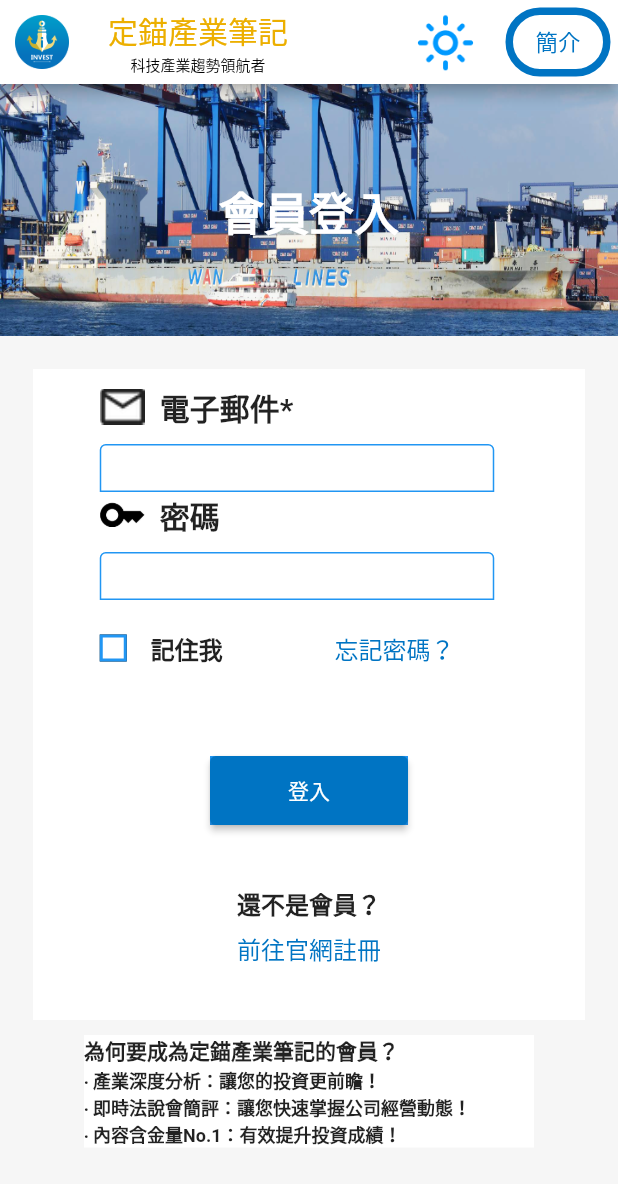
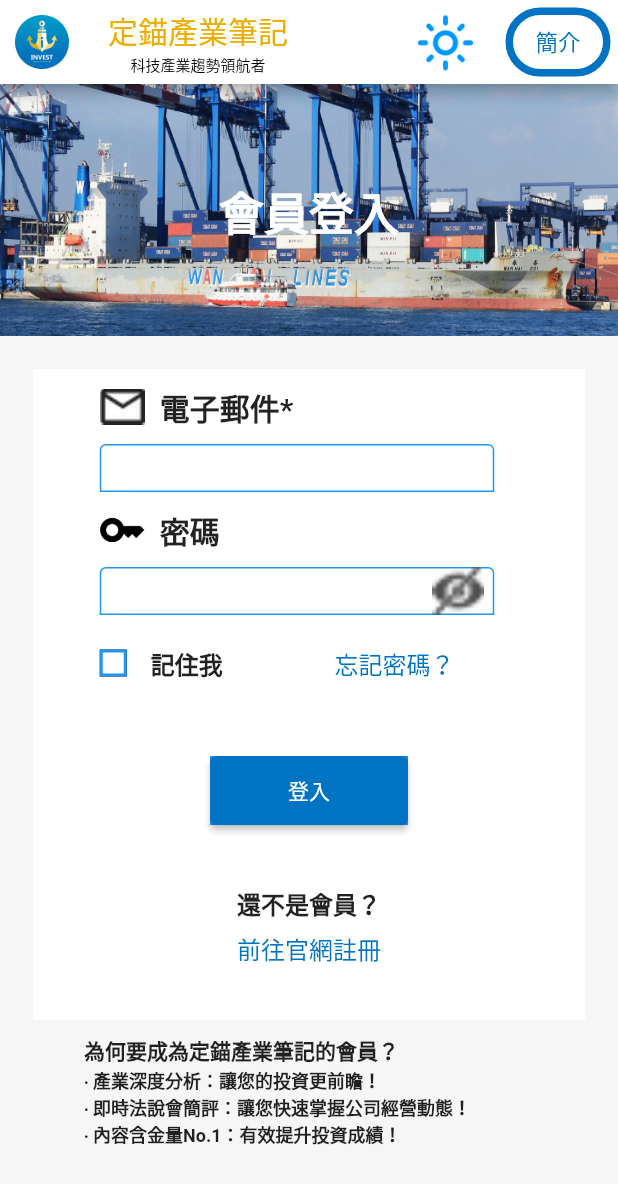
Before and after one commit to kvn2000tw/invest, a Flutter app: the screen it shows after launch, after a tap on "登入", on a phone screen of 412 x 824 dp. Shown: the top 1184 px of the screen. Run offline on Flutter 3.47's test engine with Material 2 defaults, Android fonts, the light colour scheme and no system bars; drawn by our look-alikes of overlay_support; our stand-ins replace firebase_core, firebase_messaging, shared_preferences, webview_flutter; missing offline and left inert: plain_notification_token, webview_cookie_manager; accounts and stored records are empty; network calls fail; Roboto replaces fonts that are missing (Poppins).

Commit message:
add eye icon,api

```diff
--- a/lib/components/alarm_msg.dart
+++ b/lib/components/alarm_msg.dart
@@ -30,15 +30,13 @@ class AlarmMsg extends StatelessWidget {
 
   }
 
-
     _readAll(BuildContext context) async
   {
     print('read all');
 
     await pressReturn(context);
-    final ret =  Service.getArticles();
 
-    ret.then((value)=>Service.updateArticles(value));
+    Service.process_articles();
   }
   pressReturn(BuildContext context)
   {
--- a/lib/components/login.dart
+++ b/lib/components/login.dart
@@ -16,7 +16,18 @@ import 'show_dialog_wrap.dart';
 
 class Login extends StatelessWidget {
 
+  final TextEditingController textController2 = TextEditingController(text:'');
+   String _input_passwd = '';
 
+  Login()
+  {
+    print('Login');
+    if(Data.remeber.value == true)
+    {
+      _input_passwd = Data.passwd;
+
+    }
+  }
   void serviceReturn(String ret)
   {
     print('serviceReturn');
@@ -42,18 +53,18 @@ class Login extends StatelessWidget {
 
     }
 
-    if(Data.remeber.value != false)
-    {
-      Service.setRemeberInfo(name, passwd);
-    }
-
     Data.username = name;
     Data.passwd = passwd;
 
+    if(Data.remeber.value != false)
+    {
+      Service.setRemeberInfo(Data.username, Data.passwd);
+    }
+
     final map = <String, String>{
 
-      'email': name,
-      'password': passwd,
+      'email': Data.username,
+      'password': Data.passwd,
     };
 
     final url = Uri.parse(Data.login_page);
@@ -120,6 +131,102 @@ class Login extends StatelessWidget {
 
     return ans;
   }
+  _eye_action()
+  {
+    _input_passwd = textController2.text;
+    is_open.value = !is_open.value;
+
+  }
+  final ValueNotifier<bool> is_open = ValueNotifier(false);
+  Widget _inputPasswdBuilder(BuildContext context, bool selectedButton, Widget? child){
+
+       var eye_image = Data.eye_close;
+
+       if(is_open.value)
+       {
+          eye_image = Data.eye_open;
+       }
+       final eye =
+          InkWell(
+            onTap:(){_eye_action();},
+            child:Container(
+            width: 15,
+            height: 15,
+            decoration: BoxDecoration(
+              //color: FlutterFlowTheme.of(context).secondaryBackground,
+            ),
+            child:Image.asset(
+            'assets/images/${eye_image}',
+            width: 10,
+            height: 10,
+            fit: BoxFit.contain,
+          )
+        ));
+
+
+
+    textController2.value = TextEditingValue(
+      text:_input_passwd,
+      selection:TextSelection.collapsed(offset:_input_passwd.length),
+    );
+    return
+    TextFormField(
+      controller: textController2,
+      autofocus: false,
+      obscureText: !is_open.value,
+      decoration: InputDecoration(
+      suffixIcon:eye,
+      suffixIconColor:Colors.blue,
+      hintStyle:
+      FlutterFlowTheme.of(context).bodyText2,
+      enabledBorder: OutlineInputBorder(
+      borderSide: BorderSide(
+      color: FlutterFlowTheme.of(context)
+        .customColor4,
+        width: 1,
+      ),
+      borderRadius: const BorderRadius.only(
+      topLeft: Radius.circular(4.0),
+      topRight: Radius.circular(4.0),
+    ),
+    ),
+    focusedBorder: OutlineInputBorder(
+    borderSide: BorderSide(
+    color: FlutterFlowTheme.of(context)
+      .customColor4,
+      width: 1,
+    ),
+    borderRadius: const BorderRadius.only(
+    topLeft: Radius.circular(4.0),
+    topRight: Radius.circular(4.0),
+    ),
+    ),
+    errorBorder: OutlineInputBorder(
+    borderSide: BorderSide(
+    color: FlutterFlowTheme.of(context)
+      .customColor3,
+    width: 1,
+    ),
+    borderRadius: const BorderRadius.only(
+      topLeft: Radius.circular(4.0),
+      topRight: Radius.circular(4.0),
+    ),
+    ),
+    focusedErrorBorder: OutlineInputBorder(
+      borderSide: BorderSide(
+      color: FlutterFlowTheme.of(context)
+        .customColor3,
+      width: 1,
+    ),
+    borderRadius: const BorderRadius.only(
+    topLeft: Radius.circular(4.0),
+    topRight: Radius.circular(4.0),
+    ),
+    ),
+    ),
+    style: FlutterFlowTheme.of(context).bodyText1,
+  );
+  }
 
 
   Widget _remeberSelectionBuilder(BuildContext context, bool remeber,Widget? child)
@@ -165,26 +272,24 @@ class Login extends StatelessWidget {
 
     String _input_name = '';
 
-    String _input_passwd = '';
-
     if(Data.remeber.value == true)
     {
       _input_name = Data.username;
-      _input_passwd = Data.passwd;
 
     }
     final TextEditingController textController1 = TextEditingController(text:_input_name);
-    final TextEditingController textController2 = TextEditingController(text:_input_passwd);
 
     textController1.value = TextEditingValue(
       text:_input_name,
       selection:TextSelection.collapsed(offset:_input_name.length),
     );
 
-    textController2.value = TextEditingValue(
-      text:_input_passwd,
-      selection:TextSelection.collapsed(offset:_input_passwd.length),
+
+  ValueListenableBuilder<bool> inputPasswd = ValueListenableBuilder<bool>(
+        builder: _inputPasswdBuilder,
+        valueListenable: is_open,
   );
+
 
     return
     Container(
@@ -337,13 +442,13 @@ class Login extends StatelessWidget {
                                       color: FlutterFlowTheme.of(context)
                                           .secondaryBackground,
                                     ),
-                                    child: TextFormField(
+                                    child:TextFormField(
                               controller: textController1,
                               autofocus: false,
                               obscureText: false,
                               decoration: InputDecoration(
-                                        hintStyle: FlutterFlowTheme.of(context)
-                                            .bodyText2,
+                                hintStyle:
+                                    FlutterFlowTheme.of(context).bodyText2,
                                 enabledBorder: OutlineInputBorder(
                                   borderSide: BorderSide(
                                     color: FlutterFlowTheme.of(context)
@@ -389,8 +494,7 @@ class Login extends StatelessWidget {
                                   ),
                                 ),
                               ),
-                                      style: FlutterFlowTheme.of(context)
-                                          .bodyText1,
+                              style: FlutterFlowTheme.of(context).bodyText1,
                             ),
                                   ),
                                 ),
@@ -400,6 +504,8 @@ class Login extends StatelessWidget {
                           Container(
                             width: 200,
                             height: 30,
+                            margin: EdgeInsetsDirectional.fromSTEB(
+                                      0, 10, 0, 0),
                             decoration: BoxDecoration(
                               color: FlutterFlowTheme.of(context)
                                   .secondaryBackground,
@@ -455,60 +561,8 @@ class Login extends StatelessWidget {
                               color: FlutterFlowTheme.of(context)
                                   .secondaryBackground,
                             ),
-                            child: TextFormField(
-                              controller: textController2,
-                              autofocus: false,
-                              obscureText: false,
-                              decoration: InputDecoration(
-                                hintStyle:
-                                    FlutterFlowTheme.of(context).bodyText2,
-                                enabledBorder: OutlineInputBorder(
-                                  borderSide: BorderSide(
-                                    color: FlutterFlowTheme.of(context)
-                                        .customColor4,
-                                    width: 1,
-                                  ),
-                                  borderRadius: const BorderRadius.only(
-                                    topLeft: Radius.circular(4.0),
-                                    topRight: Radius.circular(4.0),
-                                  ),
-                                ),
-                                focusedBorder: OutlineInputBorder(
-                                  borderSide: BorderSide(
-                                    color: FlutterFlowTheme.of(context)
-                                        .customColor4,
-                                    width: 1,
-                                  ),
-                                  borderRadius: const BorderRadius.only(
-                                    topLeft: Radius.circular(4.0),
-                                    topRight: Radius.circular(4.0),
-                                  ),
-                                ),
-                                errorBorder: OutlineInputBorder(
-                                  borderSide: BorderSide(
-                                    color: FlutterFlowTheme.of(context)
-                                                .customColor3,
-                                    width: 1,
-                                  ),
-                                  borderRadius: const BorderRadius.only(
-                                    topLeft: Radius.circular(4.0),
-                                    topRight: Radius.circular(4.0),
-                                  ),
-                                ),
-                                focusedErrorBorder: OutlineInputBorder(
-                                  borderSide: BorderSide(
-                                    color: FlutterFlowTheme.of(context)
-                                                .customColor3,
-                                    width: 1,
-                                  ),
-                                  borderRadius: const BorderRadius.only(
-                                    topLeft: Radius.circular(4.0),
-                                    topRight: Radius.circular(4.0),
-                                  ),
-                                ),
-                              ),
-                              style: FlutterFlowTheme.of(context).bodyText1,
-                            ),
+                            child:
+                            inputPasswd,
                           ),
                           Padding(
                             padding:
@@ -605,7 +659,7 @@ class Login extends StatelessWidget {
                       child: ElevatedButton(
                         onPressed: () {
                           print('Button pressed ...');
-                          login(context,textController1.text,textController2.text);
+                          login(context,textController1.text.trim(),textController2.text.trim());
                         },
                         child: Text('登入'),
                         style: ButtonStyle(
@@ -662,7 +716,7 @@ class Login extends StatelessWidget {
             width: 300,
             //height: 100,
             decoration: BoxDecoration(
-              color: Data.white,
+              //color: Data.white,
             ),
 
             child: Column(
--- a/lib/components/mail_box.dart
+++ b/lib/components/mail_box.dart
@@ -17,7 +17,8 @@ class MailBox extends StatelessWidget {
     {
 
       print(map);
-      list.add(MailList(text:map['name'],date:map['date'],no:map['no']));
+      //list.add(MailList(text:map['name'],date:map['date'],no:map['no']));
+      list.add(MailList(map:map));
 
     }
     );
--- a/lib/components/person_item.dart
+++ b/lib/components/person_item.dart
@@ -19,9 +19,9 @@ class PersonItem extends StatelessWidget {
       return;
     }
     Map<String,dynamic> fromJsonMap = jsonDecode(json);
-    print(json);
+    //print(json);
 
-    print(fromJsonMap["user"]);
+    //print(fromJsonMap["user"]);
     user = fromJsonMap["user"];
 
   }
--- a/lib/data.dart
+++ b/lib/data.dart
@@ -53,6 +53,8 @@ class Data {
       mail_white = white;
       mail_grey = grey;
       infoBorderColor = Color(0xFFC4C4C4);
+      eye_open = 'eye-open.png';
+      eye_close = 'eye-close.png';
     }
     else
     {
@@ -72,6 +74,10 @@ class Data {
       mail_grey = Color(0xFFA1A1A1);
 
       infoBorderColor = Color(0xFFA1A1A1);
+
+      eye_open = 'eye-open-dark.png';
+      eye_close = 'eye-close-dark.png';
+
     }
 
     const String name_env = String.fromEnvironment('name',defaultValue: 'unknown');
@@ -171,5 +177,13 @@ class Data {
     update_headbar_event();
   }
   static int selectHead = 0;
+  static final List<String> selectHeadList = ['','general','vip','super_vip','favorite'];
+
+  static final ValueNotifier<int> tag_index = ValueNotifier(0);
+  static final List<String> search_type = ['tag','content'];
+  static String search_string = '';
+  static String eye_open = '';
+  static String eye_close = '';
+
 
 }
--- a/lib/main.dart
+++ b/lib/main.dart
@@ -4,9 +4,8 @@ import 'data.dart';
 import 'package:provider/provider.dart';
 import 'theme/theme_model.dart';
 import 'package:overlay_support/overlay_support.dart';
-//import 'package:firebase_core/firebase_core.dart';
-//import 'package:firebase_messaging/firebase_messaging.dart';
-//import 'package:flutter/foundation.dart';
+import 'service.dart';
+
 void main() {
   Data.init();
 
@@ -48,6 +47,7 @@ class Loading extends StatelessWidget {
   void gotonext(BuildContext context) async{
     await Future.delayed(const Duration(seconds:2));
 
+    Service.goLogout();
     MyHomePage.init();
 
     Navigator.pushNamed(context,"/");
--- a/pubspec.yaml
+++ b/pubspec.yaml
@@ -17,7 +17,7 @@ publish_to: 'none' # Remove this line if you wish to publish to pub.dev
 # https://developer.apple.com/library/archive/documentation/General/Reference/InfoPlistKeyReference/Articles/CoreFoundationKeys.html
 # In Windows, build-name is used as the major, minor, and patch parts
 # of the product and file versions while build-number is used as the build suffix.
-version: 1.0.0+41
+version: 1.0.0+44
 
 environment:
   sdk: '>=2.18.5 <3.0.0'
```
Also changed, not shown: lib/components/mail_head.dart (+31 -12 lines), lib/components/mail_list.dart (+26 -7 lines), lib/components/member.dart (+4 -5 lines), lib/my_home_page.dart (+9 -8 lines), lib/service.dart (+19 -3 lines), assets/images/eye-close-dark.png (added), assets/images/eye-close.png (added), assets/images/eye-open-dark.png (added), assets/images/eye-open.png (added). Lines whose indentation alone changed are shown as unchanged.
